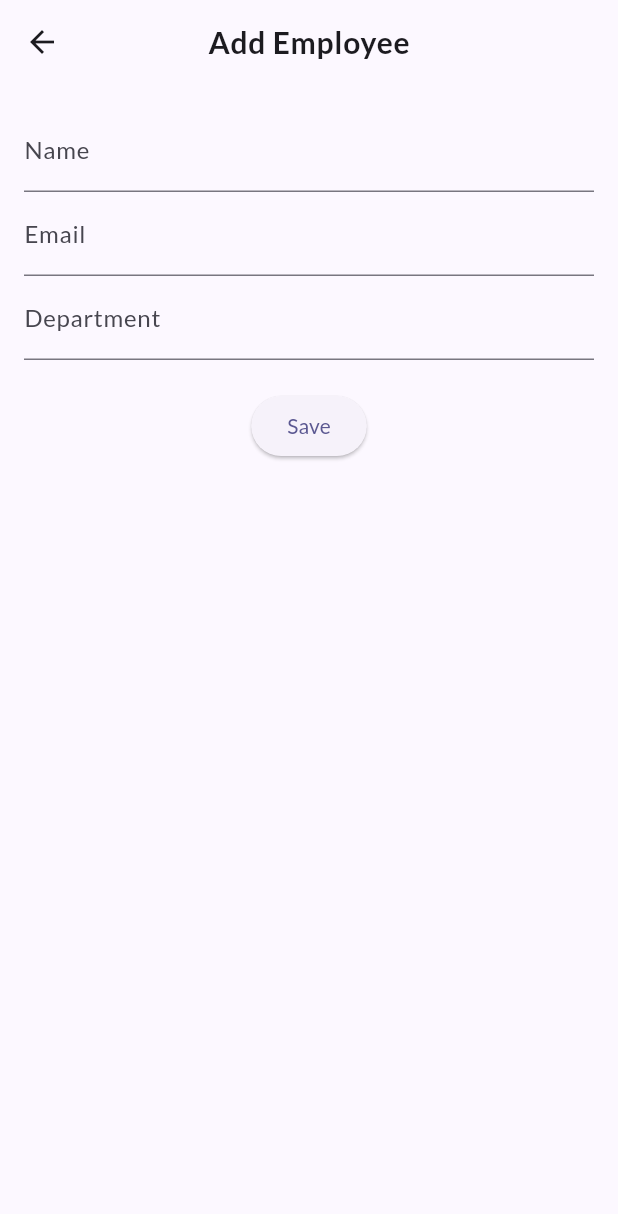
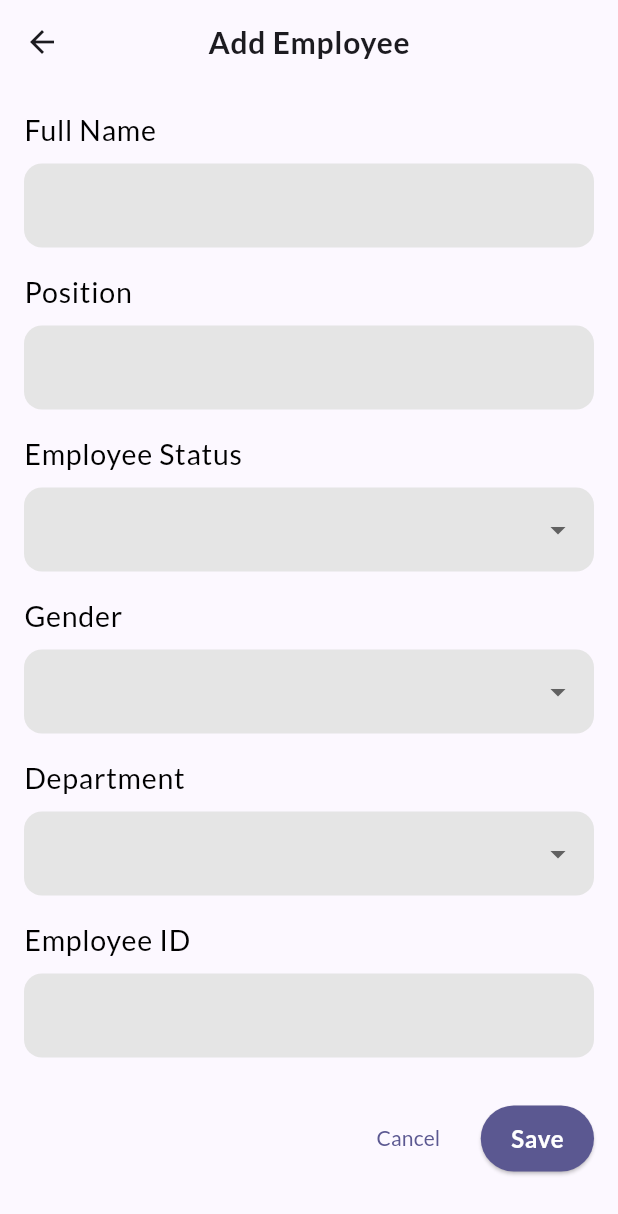
Before and after one commit to PJozeph/talento-hr-app, a Flutter app: the screen it shows after launch, after a tap on "Add new", on a phone screen of 412 x 824 dp. Shown: the top 1214 px of the screen. Run offline on Flutter 3.47's test engine with Material 3 defaults, Android fonts, the light colour scheme and no system bars; our stand-ins replace flutter_svg, google_fonts.

Commit message:
add employee wip

```diff
--- a/lib/main.dart
+++ b/lib/main.dart
@@ -9,7 +9,11 @@ final lightTheme = ThemeData(
     brightness: Brightness.light,
     seedColor: Color(0xFF6C60FF), // Changed to #6C60FF
   ),
-  textTheme: GoogleFonts.latoTextTheme(),
+  textTheme: GoogleFonts.latoTextTheme().copyWith(
+    bodyLarge: GoogleFonts.lato(
+      color: Colors.black,
+    ),
+  ),
 );
 
 final darkTheme = ThemeData(
@@ -19,7 +23,11 @@ final darkTheme = ThemeData(
     brightness: Brightness.dark,
     seedColor: Color(0xFF6C60FF), // Changed to #6C60FF
   ),
-  textTheme: GoogleFonts.latoTextTheme(),
+  textTheme: GoogleFonts.latoTextTheme().copyWith(
+    bodyLarge: GoogleFonts.lato(
+      color: Colors.white,
+    ),
+  ),
 );
 
 void main() {
--- a/lib/screen/employees-screen.dart
+++ b/lib/screen/employees-screen.dart
@@ -1,6 +1,6 @@
 import 'package:flutter/material.dart';
 import 'package:talento/modal/employee.dart';
-import 'package:talento/widget/AddFloatingButton.dart';
+import 'package:talento/widget/add-dloating-button.dart';
 import 'package:talento/widget/empty-employees-list.dart';
 
 class EmployeesScreen extends StatelessWidget {
--- a/lib/screen/new-department-screen.dart
+++ /dev/null
@@ -1,91 +0,0 @@
-import 'package:flutter/material.dart';
-
-class NewEmployeeScreen extends StatefulWidget {
-  const NewEmployeeScreen({super.key});
-
-  @override
-  State<StatefulWidget> createState() {
-    return _NewEmployeeScreenState();
-  }
-}
-
-class _NewEmployeeScreenState extends State<NewEmployeeScreen> {
-  final _formKey = GlobalKey<FormState>();
-  String _name = '';
-  String _email = '';
-  String _department = '';
-
-  @override
-  Widget build(BuildContext context) {
-    return Scaffold(
-      appBar: AppBar(
-        centerTitle: true,
-        title: Text(
-          'Add Employee',
-          style: Theme.of(context).textTheme.bodyLarge?.copyWith(
-            fontSize: 20,
-            fontWeight: FontWeight.w600,
-            color: Theme.of(context).colorScheme.onSurface,
-          ),
-        ),
-      ),
-      body: Padding(
-        padding: const EdgeInsets.all(16.0),
-        child: Form(
-          key: _formKey,
-          child: Column(
-            children: [
-              TextFormField(
-                decoration: InputDecoration(labelText: 'Name'),
-                validator: (value) {
-                  if (value == null || value.isEmpty) {
-                    return 'Please enter your name';
-                  }
-                  return null;
-                },
-                onSaved: (value) {
-                  _name = value!;
-                },
-              ),
-              TextFormField(
-                decoration: InputDecoration(labelText: 'Email'),
-                validator: (value) {
-                  if (value == null || value.isEmpty) {
-                    return 'Please enter your email';
-                  }
-                  return null;
-                },
-                onSaved: (value) {
-                  _email = value!;
-                },
-              ),
-              TextFormField(
-                decoration: InputDecoration(labelText: 'Department'),
-                validator: (value) {
-                  if (value == null || value.isEmpty) {
-                    return 'Please enter your department';
-                  }
-                  return null;
-                },
-                onSaved: (value) {
-                  _department = value!;
-                },
-              ),
-              SizedBox(height: 20),
-              ElevatedButton(
-                onPressed: () {
-                  if (_formKey.currentState!.validate()) {
-                    _formKey.currentState!.save();
-                    // Save the employee data
-                    Navigator.pop(context);
-                  }
-                },
-                child: Text('Save'),
-              ),
-            ],
-          ),
-        ),
-      ),
-    );
-  }
-}
--- /dev/null
+++ b/lib/screen/new-employee-screen.dart
@@ -0,0 +1,132 @@
+import 'package:flutter/material.dart';
+import 'package:flutter/services.dart';
+import 'package:talento/widget/drop-down-selection-widget.dart';
+import 'package:talento/widget/text-input-widget.dart';
+
+class NewEmployeeScreen extends StatefulWidget {
+  const NewEmployeeScreen({super.key});
+
+  @override
+  State<StatefulWidget> createState() {
+    return _NewEmployeeScreenState();
+  }
+}
+
+class _NewEmployeeScreenState extends State<NewEmployeeScreen> {
+  final _formKey = GlobalKey<FormState>();
+  String _name = '';
+  String _position = '';
+  String _employeeId = '';
+
+  @override
+  Widget build(BuildContext context) {
+    return Scaffold(
+      appBar: AppBar(
+        centerTitle: true,
+        title: Text(
+          'Add Employee',
+          style: Theme.of(context).textTheme.bodyLarge?.copyWith(
+            fontSize: 20,
+            fontWeight: FontWeight.w600,
+            color: Theme.of(context).colorScheme.onSurface,
+          ),
+        ),
+      ),
+      body: Padding(
+        padding: const EdgeInsets.all(16.0),
+        child: Form(
+          key: _formKey,
+          child: Column(
+            children: [
+              TextInputWidget(
+                label: 'Full Name',
+                hint: 'Enter your name',
+                initialValue: _name,
+                onChanged: (value) {
+                  _name = value;
+                },
+              ),
+              // Spacer
+              SizedBox(height: 15),
+              TextInputWidget(
+                label: 'Position',
+                hint: 'Position',
+                initialValue: _position,
+                onChanged: (value) {
+                  _position = value;
+                },
+              ),
+              SizedBox(height: 15),
+              DropDownSelectionWidget(
+                title: 'Employee Status',
+                items: ['Active', 'Inactive'],
+                onChanged: (value) {},
+              ),
+              SizedBox(height: 15),
+              DropDownSelectionWidget(
+                title: 'Gender',
+                items: ["Male", "Female", "Other"],
+                onChanged: (value) {
+                  // Handle department selection
+                },
+              ),
+              SizedBox(height: 15),
+              DropDownSelectionWidget(
+                title: 'Department',
+                items: ['HR', 'IT', 'Finance', 'Marketing'],
+                onChanged: (value) {
+                  // Handle department selection
+                },
+              ),
+              SizedBox(height: 15),
+              TextInputWidget(
+                label: 'Employee ID',
+                hint: 'Employee ID',
+                initialValue: _employeeId,
+                onChanged: (value) {
+                  _employeeId = value;
+                },
+              ),
+              SizedBox(height: 30),
+
+              Row(
+                mainAxisAlignment: MainAxisAlignment.end,
+                children: [
+                  // cancel button
+                  TextButton(
+                    onPressed: () {
+                      Navigator.pop(context);
+                    },
+                    child: Text('Cancel'),
+                  ),
+                  const SizedBox(width: 15),
+                  ElevatedButton(
+                    style: ElevatedButton.styleFrom(
+                      backgroundColor: Theme.of(context).colorScheme.primary,
+                      foregroundColor: Theme.of(context).colorScheme.onPrimary,
+                      padding: const EdgeInsets.symmetric(
+                        horizontal: 20,
+                        vertical: 10,
+                      ),
+                      textStyle: Theme.of(context).textTheme.bodyLarge
+                          ?.copyWith(fontSize: 16, fontWeight: FontWeight.w600),
+                    ),
+
+                    onPressed: () {
+                      if (_formKey.currentState!.validate()) {
+                        _formKey.currentState!.save();
+                        // Save the employee data
+                        Navigator.pop(context);
+                      }
+                    },
+                    child: Text('Save'),
+                  ),
+                ],
+              ),
+            ],
+          ),
+        ),
+      ),
+    );
+  }
+}
--- /dev/null
+++ b/lib/widget/drop-down-selection-widget.dart
@@ -0,0 +1,68 @@
+import 'package:flutter/material.dart';
+
+class DropDownSelectionWidget extends StatefulWidget {
+  final String title;
+  final List<String> items;
+  final Function(String) onChanged;
+
+  const DropDownSelectionWidget({
+    super.key,
+    required this.title,
+    required this.items,
+    required this.onChanged,
+  });
+
+  @override
+  _DropDownSelectionWidgetState createState() =>
+      _DropDownSelectionWidgetState();
+}
+
+class _DropDownSelectionWidgetState extends State<DropDownSelectionWidget> {
+  String? _selectedItem;
+
+  @override
+  Widget build(BuildContext context) {
+    return Column(
+      crossAxisAlignment: CrossAxisAlignment.start,
+
+      children: [
+        Text(
+          widget.title,
+          style: Theme.of(context).textTheme.bodyLarge?.copyWith(
+            fontSize: 19,
+            color: Theme.of(context).textTheme.bodyLarge?.color,
+          ),
+        ),
+        const SizedBox(height: 8),
+        DropdownButtonFormField<String>(
+          value: _selectedItem,
+          items:
+              widget.items
+                  .map(
+                    (item) => DropdownMenuItem<String>(
+                      value: item,
+                      child: SizedBox(width: 200, child: Text(item)),
+                    ),
+                  )
+                  .toList(),
+          onChanged: (value) {
+            setState(() {
+              _selectedItem = value;
+            });
+            widget.onChanged(value!);
+          },
+          decoration: InputDecoration(
+            border: OutlineInputBorder(
+              borderRadius: BorderRadius.circular(
+                12,
+              ), // Set your desired radius
+              borderSide: BorderSide.none, // No visible border line
+            ),
+            filled: true,
+            fillColor: Color(0xFFE5E5E5),
+          ),
+        ),
+      ],
+    );
+  }
+}
--- a/lib/widget/empty-employees-list.dart
+++ b/lib/widget/empty-employees-list.dart
@@ -1,5 +1,6 @@
 import 'package:flutter/material.dart';
-import 'package:talento/screen/new-department-screen.dart';
+import 'package:flutter_svg/svg.dart';
+import 'package:talento/screen/new-employee-screen.dart';
 
 class EmptyEmployeesList extends StatelessWidget {
   const EmptyEmployeesList({super.key});
@@ -11,6 +12,12 @@ class EmptyEmployeesList extends StatelessWidget {
         mainAxisAlignment: MainAxisAlignment.center,
         crossAxisAlignment: CrossAxisAlignment.center,
         children: [
+          SvgPicture.asset(
+            'assets/images/empty-employee-list.svg',
+            width: 100,
+            height: 100,
+          ),
+          const SizedBox(height: 30),
           Text(
             'EMPTY',
             style: Theme.of(context).textTheme.bodyLarge?.copyWith(
@@ -27,6 +34,7 @@ class EmptyEmployeesList extends StatelessWidget {
             textAlign: TextAlign.center,
           ),
           const SizedBox(height: 20),
+
           // buttin with icon
           ElevatedButton.icon(
             onPressed: () {
--- /dev/null
+++ b/lib/widget/text-input-widget.dart
@@ -0,0 +1,71 @@
+import 'package:flutter/material.dart';
+
+class TextInputWidget extends StatefulWidget {
+  final String label;
+  final String hint;
+  final String initialValue;
+  final bool isPassword;
+  final Function(String) onChanged;
+
+  const TextInputWidget({
+    super.key,
+    required this.label,
+    required this.hint,
+    required this.initialValue,
+    this.isPassword = false,
+    required this.onChanged,
+  });
+
+  @override
+  _TextInputWidgetState createState() => _TextInputWidgetState();
+}
+
+class _TextInputWidgetState extends State<TextInputWidget> {
+  late TextEditingController _controller;
+
+  @override
+  void initState() {
+    super.initState();
+    _controller = TextEditingController(text: widget.initialValue);
+  }
+
+  @override
+  void dispose() {
+    _controller.dispose();
+    super.dispose();
+  }
+
+  @override
+  Widget build(BuildContext context) {
+    return Column(
+      children: [
+        Container(
+          alignment: Alignment.centerLeft,
+          child: Text(
+            widget.label,
+            style: Theme.of(context).textTheme.bodyLarge?.copyWith(
+              fontSize: 19,
+              color: Theme.of(context).textTheme.bodyLarge?.color,
+            ),
+          ),
+        ),
+        const SizedBox(height: 8),
+        TextField(
+          controller: _controller,
+          obscureText: widget.isPassword,
+          decoration: InputDecoration(
+            border: OutlineInputBorder(
+              borderRadius: BorderRadius.circular(
+                12,
+              ), // Set your desired radius
+              borderSide: BorderSide.none, // No visible border line
+            ),
+            filled: true,
+            fillColor: Color(0xFFE5E5E5),
+          ),
+          onChanged: widget.onChanged,
+        ),
+      ],
+    );
+  }
+}
```
Also changed, not shown: pubspec.yaml (+4 -3 lines), assets/images/empty-employee-list.svg (added), lib/screen/new-demployee-screen.dart (deleted), lib/widget/add-dloating-button.dart (renamed from lib/widget/AddFloatingButton.dart), pubspec.lock.
